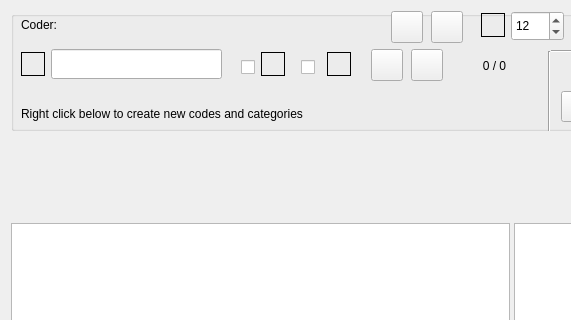
Above: GUI_UIs/ui_dialog_code_text.ui from ccbogel/QualCoder before the change; both pictures show x 0 to 571 and y 0 to 320 of the 1024 by 695 pixel window. Below: the same form after it.
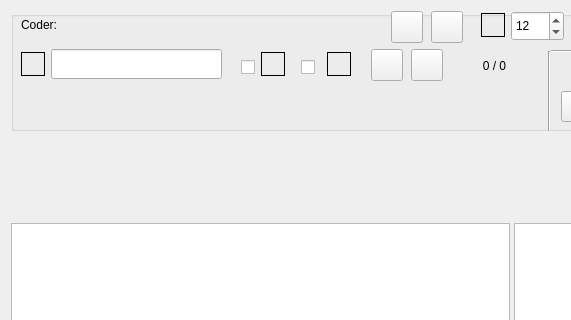
That is the form after the change.

```diff
--- a/GUI_UIs/ui_dialog_code_text.ui
+++ b/GUI_UIs/ui_dialog_code_text.ui
@@ -64,14 +64,17 @@
       <property name="geometry">
        <rect>
         <x>10</x>
-        <y>87</y>
-        <width>411</width>
-        <height>31</height>
+        <y>81</y>
+        <width>32</width>
+        <height>32</height>
        </rect>
       </property>
-      <property name="text">
+      <property name="toolTip">
        <string>Right click below to create new codes and categories</string>
       </property>
+      <property name="text">
+       <string/>
+      </property>
       <property name="wordWrap">
        <bool>true</bool>
       </property>
```
